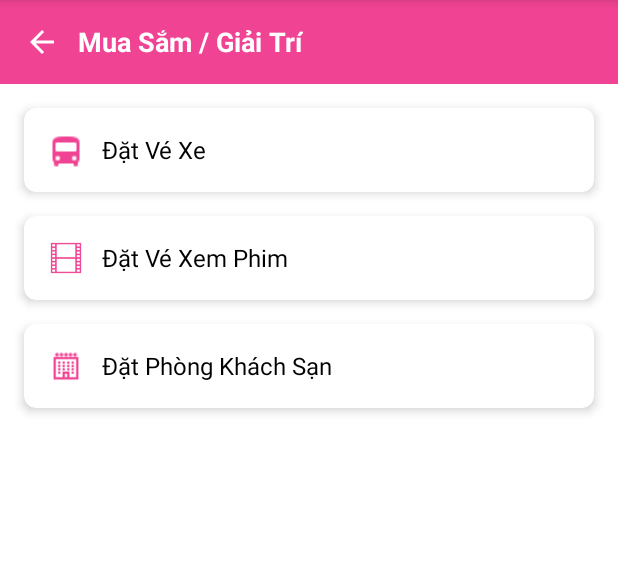
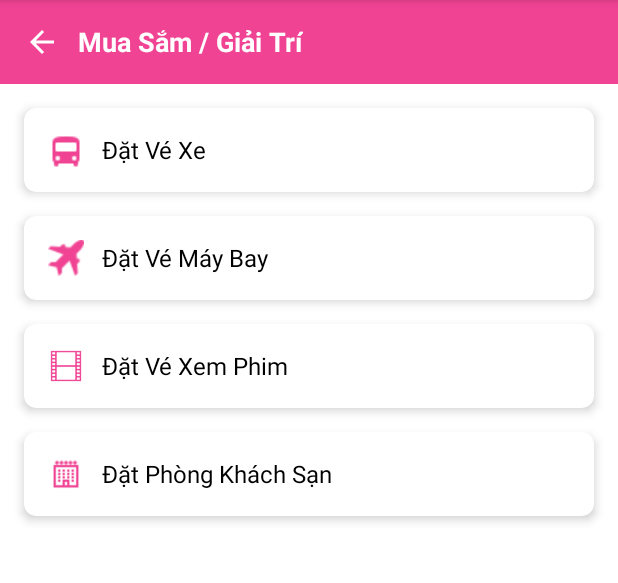
Before and after one commit to ziennghien/FinalProject, an Android app: the EntertainmentListActivity screen opened directly, with no data from a screen before it, on a phone screen of 412 x 824 dp, the part 84-667 px from its top. Run offline under Robolectric (Android 15) with nearby library versions, the phone set to English and light mode, and no system bars.

Commit message:
dat ve xe

```diff
--- a/app/src/main/AndroidManifest.xml
+++ b/app/src/main/AndroidManifest.xml
@@ -26,6 +26,7 @@
         <activity android:name=".OtpActivity" />
         <activity android:name=".home.CustomerHomeActivity"/>
         <activity android:name=".customer.AccountDetailActivity" />
+        <activity android:name=".customer.HistoryActivity" />
         <activity android:name=".home.EmployeeHomeActivity" />
         <activity android:name=".management.DanhSachKhachHangActivity" />
         <activity android:name=".management.AccountDetailManagementActivity" />
--- /dev/null
+++ b/app/src/main/java/com/end/finalproject/adapter/FlightAdapter.java
@@ -0,0 +1,4 @@
+package com.end.finalproject.adapter;
+
+public class FlightAdapter {
+}
--- /dev/null
+++ b/app/src/main/java/com/end/finalproject/adapter/MovieAdapter.java
@@ -0,0 +1,4 @@
+package com.end.finalproject.adapter;
+
+public class MovieAdapter {
+}
--- a/app/src/main/java/com/end/finalproject/entertainment/EntertainmentListActivity.java
+++ b/app/src/main/java/com/end/finalproject/entertainment/EntertainmentListActivity.java
@@ -13,10 +13,20 @@ import com.end.finalproject.R;
 import com.google.android.material.card.MaterialCardView;
 
 public class EntertainmentListActivity extends AppCompatActivity {
+    private String userId;
+    private String email;
+    private String phoneNumber;
+
     @Override
     protected void onCreate(@Nullable Bundle savedInstanceState) {
         super.onCreate(savedInstanceState);
         setContentView(R.layout.activity_task_manager);
+
+        // Nhận các trường được truyền từ CustomerHomeActivity
+        Intent intent = getIntent();
+        userId = intent.getStringExtra("key");
+        email = intent.getStringExtra("email");
+        phoneNumber = intent.getStringExtra("phoneNumber");
 
         CardView cardBus = findViewById(R.id.cardBus);
         cardBus.setOnClickListener(new View.OnClickListener() {
@@ -33,7 +43,11 @@ public class EntertainmentListActivity extends AppCompatActivity {
                 .setPositiveButton("Confirm", new DialogInterface.OnClickListener() {
                     @Override
                     public void onClick(DialogInterface dialog, int which) {
+                        // Khởi tạo Intent và truyền tiếp các thông tin
                         Intent intent = new Intent(EntertainmentListActivity.this, DatVeXeActivity.class);
+                        intent.putExtra("key", userId);
+                        intent.putExtra("email", email);
+                        intent.putExtra("phoneNumber", phoneNumber);
                         startActivity(intent);
                     }
                 })
--- /dev/null
+++ b/app/src/main/java/com/end/finalproject/model/Movie.java
@@ -0,0 +1,4 @@
+package com.end.finalproject.model;
+
+public class Movie {
+}
--- /dev/null
+++ b/app/src/main/java/com/end/finalproject/movie/MovieActivity.java
@@ -0,0 +1,4 @@
+package com.end.finalproject.movie;
+
+public class MovieActivity {
+}
--- /dev/null
+++ b/app/src/main/java/com/end/finalproject/movie/SeatSelectionActivity.java
@@ -0,0 +1,4 @@
+package com.end.finalproject.movie;
+
+public class SeatSelectionActivity {
+}
--- a/app/src/main/res/layout/activity_task_manager.xml
+++ b/app/src/main/res/layout/activity_task_manager.xml
@@ -75,6 +75,42 @@
     </androidx.cardview.widget.CardView>
 
     <androidx.cardview.widget.CardView
+        android:id="@+id/cardFlight"
+        android:layout_width="0dp"
+        android:layout_height="wrap_content"
+        android:layout_margin="16dp"
+        android:paddingBottom="16dp"
+        app:cardCornerRadius="8dp"
+        app:cardElevation="4dp"
+        app:layout_constraintTop_toBottomOf="@id/cardBus"
+        app:layout_constraintStart_toStartOf="parent"
+        app:layout_constraintEnd_toEndOf="parent">
+
+        <LinearLayout
+            android:layout_width="match_parent"
+            android:layout_height="wrap_content"
+            android:orientation="horizontal"
+            android:padding="16dp"
+            android:gravity="center_vertical">
+
+            <ImageView
+                android:layout_width="24dp"
+                android:layout_height="24dp"
+                android:src="@drawable/ic_plane"
+                app:tint="@color/pink_primary"
+                android:contentDescription="Đặt vé xe" />
+
+            <TextView
+                android:layout_width="wrap_content"
+                android:layout_height="wrap_content"
+                android:layout_marginStart="12dp"
+                android:text="Đặt Vé Máy Bay"
+                android:textSize="16sp"
+                android:textColor="#000" />
+        </LinearLayout>
+    </androidx.cardview.widget.CardView>
+
+    <androidx.cardview.widget.CardView
         android:layout_marginTop="16dp"
         android:id="@+id/cardMovie"
         android:layout_width="0dp"
@@ -83,7 +119,7 @@
         android:layout_marginEnd="16dp"
         app:cardCornerRadius="8dp"
         app:cardElevation="4dp"
-        app:layout_constraintTop_toBottomOf="@id/cardBus"
+        app:layout_constraintTop_toBottomOf="@id/cardFlight"
         app:layout_constraintStart_toStartOf="parent"
         app:layout_constraintEnd_toEndOf="parent">
 
--- a/app/src/main/res/layout/item_lich_su_giao_dich.xml
+++ b/app/src/main/res/layout/item_lich_su_giao_dich.xml
@@ -4,11 +4,9 @@
     xmlns:card_view="http://schemas.android.com/apk/res-auto"
     android:layout_width="match_parent"
     android:layout_height="wrap_content"
-    android:layout_marginBottom="12dp"
     card_view:cardCornerRadius="12dp"
     card_view:cardElevation="6dp"
-    card_view:cardUseCompatPadding="true"
-    android:layout_margin="8dp">
+    card_view:cardUseCompatPadding="true">
 
     <LinearLayout
         android:orientation="vertical"
```
Also changed, not shown: app/src/main/java/com/end/finalproject/adapter/HistoryAdapter.java (added, +57 -0 lines), app/src/main/java/com/end/finalproject/customer/HistoryActivity.java (added, +71 -0 lines), app/src/main/java/com/end/finalproject/home/CustomerHomeActivity.java (+14 -0 lines), app/src/main/java/com/end/finalproject/model/Flight.java (added, +12 -0 lines), app/src/main/java/com/end/finalproject/model/History.java (added, +40 -0 lines), app/src/main/res/drawable/ic_plane.png (added).
